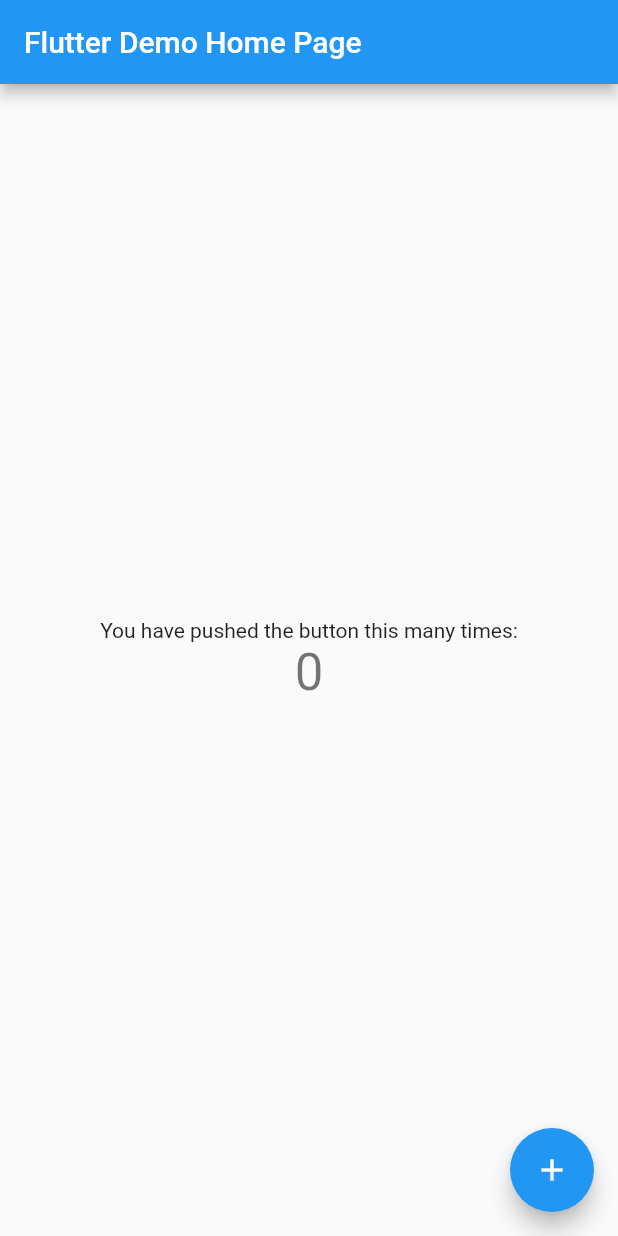
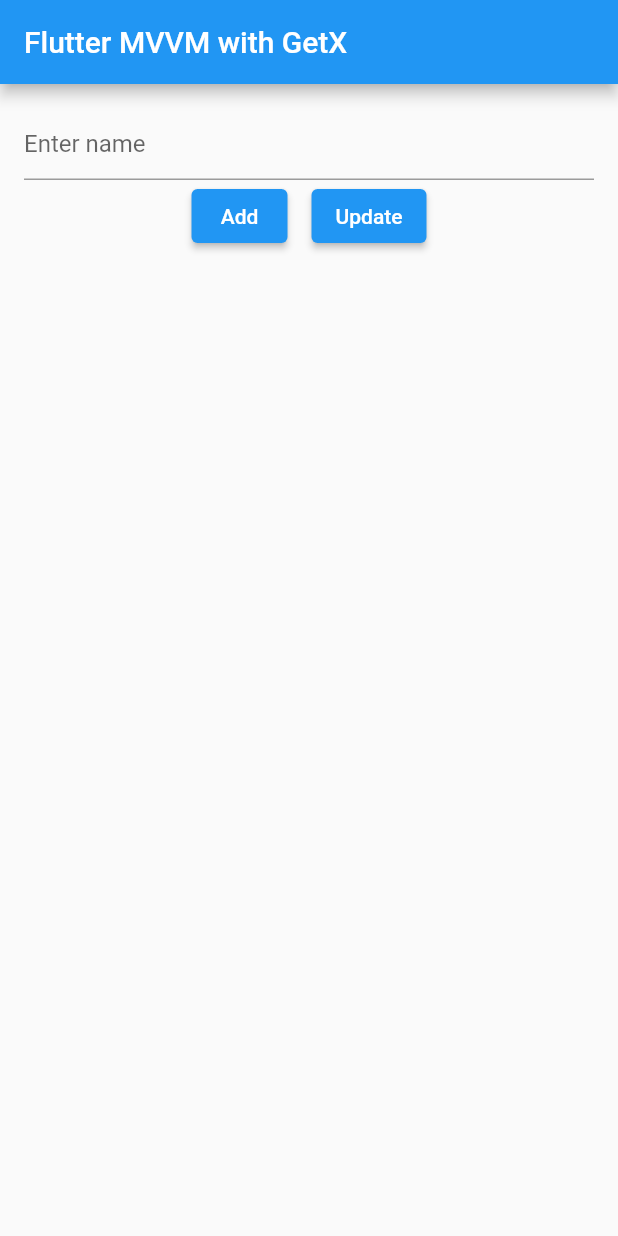
Before and after one commit to milonsheikh88/flutter_mvvm_with_getx, a Flutter app: the screen it shows after launch, on a phone screen of 412 x 824 dp. Run offline on Flutter 3.47's test engine with Material 2 defaults, Android fonts, the phone set to English and light mode, and no system bars; our stand-ins replace get, sqflite; accounts and stored records are empty.

Commit message:
Flutter MVVM with GetX Example.

```diff
--- /dev/null
+++ b/lib/data/db_helper.dart
@@ -0,0 +1,26 @@
+import 'package:path_provider/path_provider.dart';
+import 'package:path/path.dart';
+import 'package:sqflite/sqflite.dart';
+import 'dart:io' as io;
+
+class DBHelper {
+  static Database? _db;
+  Future<Database> get db async {
+    if (_db != null) {
+      return _db!;
+    }
+    _db = await initDatabase();
+    return _db!;
+  }
+
+  initDatabase() async {
+    io.Directory documentDirectory = await getApplicationDocumentsDirectory();
+    String path = join(documentDirectory.path, 'student.db');
+    var db = openDatabase(path, version: 1, onCreate: _onCreate);
+    return db;
+  }
+
+  _onCreate(Database db, int version) {
+    db.execute("CREATE TABLE student(id INTEGER PRIMARY KEY, name TEXT)");
+  }
+}
--- a/lib/main.dart
+++ b/lib/main.dart
@@ -1,115 +1,30 @@
 import 'package:flutter/material.dart';
+import 'package:get/get.dart';
+import 'package:flutter_mvvm_with_getx/view/student_screen.dart';
 
-void main() {
+import 'binding/student_binding.dart';
+
+void main() async{
+
+  /** Initialize all controllers manually....*/
+  WidgetsFlutterBinding.ensureInitialized();
+  StudentBinding().dependencies();
+
   runApp(const MyApp());
 }
 
 class MyApp extends StatelessWidget {
   const MyApp({super.key});
-
-  // This widget is the root of your application.
   @override
   Widget build(BuildContext context) {
-    return MaterialApp(
-      title: 'Flutter Demo',
+    return GetMaterialApp(
+      debugShowCheckedModeBanner: false,
+      initialBinding: StudentBinding(),
+      title: 'Flutter MVVM with GetX',
       theme: ThemeData(
-        // This is the theme of your application.
-        //
-        // Try running your application with "flutter run". You'll see the
-        // application has a blue toolbar. Then, without quitting the app, try
-        // changing the primarySwatch below to Colors.green and then invoke
-        // "hot reload" (press "r" in the console where you ran "flutter run",
-        // or simply save your changes to "hot reload" in a Flutter IDE).
-        // Notice that the counter didn't reset back to zero; the application
-        // is not restarted.
         primarySwatch: Colors.blue,
       ),
-      home: const MyHomePage(title: 'Flutter Demo Home Page'),
+      home: const StudentScreen(),
     );
   }
 }
-
-class MyHomePage extends StatefulWidget {
-  const MyHomePage({super.key, required this.title});
-
-  // This widget is the home page of your application. It is stateful, meaning
-  // that it has a State object (defined below) that contains fields that affect
-  // how it looks.
-
-  // This class is the configuration for the state. It holds the values (in this
-  // case the title) provided by the parent (in this case the App widget) and
-  // used by the build method of the State. Fields in a Widget subclass are
-  // always marked "final".
-
-  final String title;
-
-  @override
-  State<MyHomePage> createState() => _MyHomePageState();
-}
-
-class _MyHomePageState extends State<MyHomePage> {
-  int _counter = 0;
-
-  void _incrementCounter() {
-    setState(() {
-      // This call to setState tells the Flutter framework that something has
-      // changed in this State, which causes it to rerun the build method below
-      // so that the display can reflect the updated values. If we changed
-      // _counter without calling setState(), then the build method would not be
-      // called again, and so nothing would appear to happen.
-      _counter++;
-    });
-  }
-
-  @override
-  Widget build(BuildContext context) {
-    // This method is rerun every time setState is called, for instance as done
-    // by the _incrementCounter method above.
-    //
-    // The Flutter framework has been optimized to make rerunning build methods
-    // fast, so that you can just rebuild anything that needs updating rather
-    // than having to individually change instances of widgets.
-    return Scaffold(
-      appBar: AppBar(
-        // Here we take the value from the MyHomePage object that was created by
-        // the App.build method, and use it to set our appbar title.
-        title: Text(widget.title),
-      ),
-      body: Center(
-        // Center is a layout widget. It takes a single child and positions it
-        // in the middle of the parent.
-        child: Column(
-          // Column is also a layout widget. It takes a list of children and
-          // arranges them vertically. By default, it sizes itself to fit its
-          // children horizontally, and tries to be as tall as its parent.
-          //
-          // Invoke "debug painting" (press "p" in the console, choose the
-          // "Toggle Debug Paint" action from the Flutter Inspector in Android
-          // Studio, or the "Toggle Debug Paint" command in Visual Studio Code)
-          // to see the wireframe for each widget.
-          //
-          // Column has various properties to control how it sizes itself and
-          // how it positions its children. Here we use mainAxisAlignment to
-          // center the children vertically; the main axis here is the vertical
-          // axis because Columns are vertical (the cross axis would be
-          // horizontal).
-          mainAxisAlignment: MainAxisAlignment.center,
-          children: <Widget>[
-            const Text(
-              'You have pushed the button this many times:',
-            ),
-            Text(
-              '$_counter',
-              style: Theme.of(context).textTheme.headline4,
-            ),
-          ],
-        ),
-      ),
-      floatingActionButton: FloatingActionButton(
-        onPressed: _incrementCounter,
-        tooltip: 'Increment',
-        child: const Icon(Icons.add),
-      ), // This trailing comma makes auto-formatting nicer for build methods.
-    );
-  }
-}
--- /dev/null
+++ b/lib/model/student_model.dart
@@ -0,0 +1,20 @@
+class StudentModel {
+  int? id;
+  String? name;
+
+  StudentModel({this.id, this.name});
+
+  factory StudentModel.fromMap(Map<dynamic, dynamic> json) {
+    return StudentModel(
+      id: json['id'],
+      name: json['name'],
+    );
+  }
+
+  Map<String, dynamic> toMap() {
+    return {
+      'id': id,
+      'name': name,
+    };
+  }
+}
--- /dev/null
+++ b/lib/repository/student_repository.dart
@@ -0,0 +1,34 @@
+import '../data/db_helper.dart';
+import 'package:get/get.dart';
+import '../model/student_model.dart';
+import '../utils/util.dart';
+
+class StudentRepository {
+
+  final DBHelper dbHelper=Get.find();
+
+  Future<List<StudentModel>> getStudent() async {
+    var dbClient = await dbHelper.db;
+    List<Map> maps = await dbClient.query(tableName, columns: ['id', 'name']);
+    List<StudentModel> student = [];
+    for (int i = 0; i < maps.length; i++) {
+      student.add(StudentModel.fromMap(maps[i]));
+    }
+    return student;
+  }
+
+  Future<int> add(StudentModel studentModel) async {
+    var dbClient = await dbHelper.db;
+    return await dbClient.insert(tableName, studentModel.toMap());
+  }
+
+  Future<int> update(StudentModel studentModel) async {
+    var dbClient = await dbHelper.db;
+    return await dbClient.update(tableName, studentModel.toMap(), where: 'id = ?', whereArgs: [studentModel.id]);
+  }
+
+  Future<int> delete(int id) async {
+    var dbClient = await dbHelper.db;
+    return await dbClient.delete(tableName, where: 'id = ?', whereArgs: [id]);
+  }
+}
--- /dev/null
+++ b/lib/utils/util.dart
@@ -0,0 +1 @@
+String tableName = "student";
--- /dev/null
+++ b/lib/view/student_screen.dart
@@ -0,0 +1,99 @@
+import 'package:flutter/material.dart';
+import 'package:get/get.dart';
+
+import '../model/student_model.dart';
+import '../view_model/student_view_model.dart';
+
+class StudentScreen extends StatefulWidget {
+  const StudentScreen({Key? key}) : super(key: key);
+
+  @override
+  State<StudentScreen> createState() => _StudentScreenState();
+}
+
+class _StudentScreenState extends State<StudentScreen> {
+  final  StudentViewModel studentViewModel=Get.find();
+
+  final nameController = TextEditingController();
+  int? studentId;
+
+  @override
+  Widget build(BuildContext context) {
+    return SafeArea(
+      child: Scaffold(
+        appBar: AppBar(
+          title: const Text("Flutter MVVM with GetX"),
+        ),
+        body: Obx(
+          () => Container(
+            margin: const EdgeInsets.all(16),
+            child: Column(
+              children: <Widget>[
+                TextField(
+                  controller: nameController,
+                  decoration: const InputDecoration(hintText: 'Enter name'),
+                ),
+                Row(
+                  mainAxisAlignment: MainAxisAlignment.center,
+                  children: <Widget>[
+                    ElevatedButton(
+                        onPressed: () {
+                          if (nameController.text != "") {
+                            studentViewModel.addStudent(StudentModel(id: null, name: nameController.text));
+                            nameController.text = "";
+                          }
+                        },
+                        child: const Text("Add")),
+                    const SizedBox(
+                      width: 16,
+                    ),
+                    ElevatedButton(
+                        onPressed: () {
+                          if (nameController.text != "") {
+                            studentViewModel.updateStudent(StudentModel(id: studentId, name: nameController.text));
+                            nameController.text = "";
+                          }
+                        },
+                        child: const Text("Update"))
+                  ],
+                ),
+                Expanded(
+                    child: ListView.builder(
+                        itemCount: studentViewModel.allStudent.length,
+                        itemBuilder: (context, index) {
+                          return InkWell(
+                            onTap: () {
+                              studentId = studentViewModel.allStudent[index].id!;
+                              nameController.text = studentViewModel.allStudent[index].name!;
+                            },
+                            child: Card(
+                              child: Row(
+                                children: <Widget>[
+                                  Expanded(
+                                    child: Container(
+                                      padding: const EdgeInsets.all(16),
+                                      child: Text(studentViewModel.allStudent[index].name!),
+                                    ),
+                                  ),
+                                  InkWell(
+                                      onTap: () {
+                                        studentViewModel.deleteStudent(studentViewModel.allStudent[index].id!);
+                                      },
+                                      child: const Icon(
+                                        Icons.close,
+                                        color: Colors.red,
+                                        size: 32,
+                                      ))
+                                ],
+                              ),
+                            ),
+                          );
+                        }))
+              ],
+            ),
+          ),
+        ),
+      ),
+    );
+  }
+}
--- /dev/null
+++ b/lib/view_model/student_view_model.dart
@@ -0,0 +1,37 @@
+import 'package:get/get.dart';
+import '../model/student_model.dart';
+import '../repository/student_repository.dart';
+
+class StudentViewModel extends GetxController{
+  var allStudent = <StudentModel>[].obs;
+
+  final StudentRepository studentRepository=Get.find();
+
+  @override
+  void onInit() {
+    // TODO: implement onInit
+    super.onInit();
+    fetchAllStudent();
+  }
+
+  fetchAllStudent() async{
+    var student = await studentRepository.getStudent();
+    allStudent.value = student;
+  }
+
+  addStudent(StudentModel studentModel){
+    studentRepository.add(studentModel);
+    fetchAllStudent();
+  }
+
+  updateStudent(StudentModel studentModel){
+    studentRepository.update(studentModel);
+    fetchAllStudent();
+  }
+
+  deleteStudent(int id){
+    studentRepository.delete(id);
+    fetchAllStudent();
+  }
+
+}
--- a/pubspec.yaml
+++ b/pubspec.yaml
@@ -36,6 +36,8 @@ dependencies:
   # The following adds the Cupertino Icons font to your application.
   # Use with the CupertinoIcons class for iOS style icons.
   cupertino_icons: ^1.0.2
+  path_provider: ^2.0.11
+  sqflite: ^2.2.0+3
   get: ^4.6.5
 
 dev_dependencies:
```
Also changed, not shown: lib/binding/student_binding.dart (added, +14 -0 lines), pubspec.lock.
